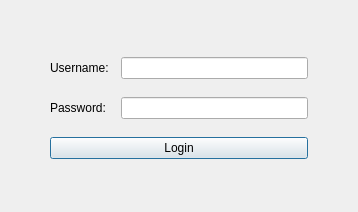
Above: ArcApp/loginprompt.ui from Arc-Project/Arc before the change. Below: the same form after it.
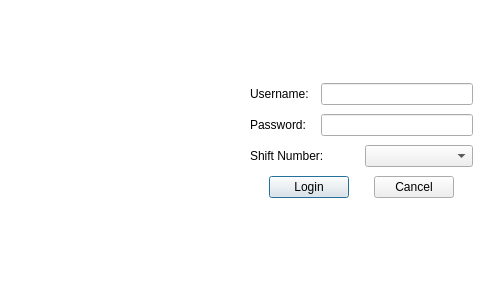
That is the form after the change. Icons and pictures are not drawn.

Commit message: styled login, dashboard, buttons

The edit to the form file:
```diff
--- a/ArcApp/loginprompt.ui
+++ b/ArcApp/loginprompt.ui
@@ -6,26 +6,110 @@
    <rect>
     <x>0</x>
     <y>0</y>
-    <width>358</width>
-    <height>212</height>
+    <width>494</width>
+    <height>296</height>
    </rect>
   </property>
+  <property name="sizePolicy">
+   <sizepolicy hsizetype="Fixed" vsizetype="Fixed">
+    <horstretch>0</horstretch>
+    <verstretch>0</verstretch>
+   </sizepolicy>
+  </property>
+  <property name="minimumSize">
+   <size>
+    <width>494</width>
+    <height>296</height>
+   </size>
+  </property>
+  <property name="maximumSize">
+   <size>
+    <width>494</width>
+    <height>296</height>
+   </size>
+  </property>
   <property name="windowTitle">
-   <string>Dialog</string>
+   <string>Login</string>
+  </property>
+  <property name="styleSheet">
+   <string notr="true">QDialog#LoginPrompt {
+	background-color: white;
+}</string>
+  </property>
+  <widget class="QLabel" name="logo">
+   <property name="geometry">
+    <rect>
+     <x>11</x>
+     <y>20</y>
+     <width>209</width>
+     <height>242</height>
+    </rect>
+   </property>
+   <property name="minimumSize">
+    <size>
+     <width>209</width>
+     <height>242</height>
+    </size>
+   </property>
+   <property name="maximumSize">
+    <size>
+     <width>209</width>
+     <height>242</height>
+    </size>
+   </property>
+   <property name="styleSheet">
+    <string notr="true">image: url(:/qss_icons/img/logo.png);</string>
+   </property>
+   <property name="text">
+    <string/>
+   </property>
+  </widget>
+  <widget class="QLabel" name="label_LoginError">
+   <property name="geometry">
+    <rect>
+     <x>11</x>
+     <y>269</y>
+     <width>471</width>
+     <height>16</height>
+    </rect>
+   </property>
+   <property name="maximumSize">
+    <size>
+     <width>16777215</width>
+     <height>20</height>
+    </size>
+   </property>
+   <property name="font">
+    <font>
+     <weight>75</weight>
+     <bold>true</bold>
+    </font>
+   </property>
+   <property name="styleSheet">
+    <string notr="true">QLabel#label_LoginError{
+	color:red;
+}</string>
+   </property>
+   <property name="text">
+    <string/>
+   </property>
+   <property name="textFormat">
+    <enum>Qt::PlainText</enum>
+   </property>
+   <property name="alignment">
+    <set>Qt::AlignCenter</set>
+   </property>
+  </widget>
+  <widget class="QWidget" name="layoutWidget">
+   <property name="geometry">
+    <rect>
+     <x>250</x>
+     <y>80</y>
+     <width>223</width>
+     <height>125</height>
+    </rect>
   </property>
   <layout class="QVBoxLayout" name="verticalLayout">
-   <property name="leftMargin">
-    <number>50</number>
-   </property>
-   <property name="topMargin">
-    <number>45</number>
-   </property>
-   <property name="rightMargin">
-    <number>50</number>
-   </property>
-   <property name="bottomMargin">
-    <number>2</number>
-   </property>
    <item>
     <layout class="QHBoxLayout" name="horizontalLayout">
      <item>
@@ -71,42 +155,82 @@
     </layout>
    </item>
    <item>
-    <widget class="QPushButton" name="pushButton">
+     <layout class="QHBoxLayout" name="horizontalLayout_4">
+      <item>
+       <widget class="QLabel" name="label_4">
+        <property name="minimumSize">
+         <size>
+          <width>62</width>
+          <height>0</height>
+         </size>
+        </property>
      <property name="text">
-      <string>Login</string>
+         <string>Shift Number:</string>
      </property>
     </widget>
    </item>
    <item>
-    <widget class="QLabel" name="label_LoginError">
+       <widget class="QComboBox" name="comboBox">
+        <property name="sizePolicy">
+         <sizepolicy hsizetype="Fixed" vsizetype="Fixed">
+          <horstretch>0</horstretch>
+          <verstretch>0</verstretch>
+         </sizepolicy>
+        </property>
+        <property name="minimumSize">
+         <size>
+          <width>62</width>
+          <height>0</height>
+         </size>
+        </property>
      <property name="maximumSize">
       <size>
-       <width>16777215</width>
-       <height>20</height>
-      </size>
-     </property>
-     <property name="font">
-      <font>
-       <weight>75</weight>
-       <bold>true</bold>
-      </font>
-     </property>
+          <width>141</width>
+          <height>16777215</height>
+         </size>
+        </property>
+        <property name="baseSize">
+         <size>
+          <width>0</width>
+          <height>0</height>
+         </size>
+        </property>
+       </widget>
+      </item>
+     </layout>
+    </item>
+    <item>
+     <layout class="QHBoxLayout" name="horizontalLayout_3">
+      <item>
+       <widget class="QPushButton" name="btn_login">
+        <property name="sizePolicy">
+         <sizepolicy hsizetype="Fixed" vsizetype="Fixed">
+          <horstretch>0</horstretch>
+          <verstretch>0</verstretch>
+         </sizepolicy>
+        </property>
      <property name="text">
-      <string/>
-     </property>
-     <property name="alignment">
-      <set>Qt::AlignCenter</set>
-     </property>
+         <string>Login</string>
+        </property>
+       </widget>
+      </item>
+      <item>
+       <widget class="QPushButton" name="btn_cancelLogin">
+        <property name="sizePolicy">
+         <sizepolicy hsizetype="Fixed" vsizetype="Fixed">
+          <horstretch>0</horstretch>
+          <verstretch>0</verstretch>
+         </sizepolicy>
+        </property>
+        <property name="text">
+         <string>Cancel</string>
+        </property>
     </widget>
    </item>
   </layout>
-  <zorder>pushButton</zorder>
-  <zorder>label_2</zorder>
-  <zorder>label_3</zorder>
-  <zorder>lineEdit_Uname</zorder>
-  <zorder>lineEdit_Pw</zorder>
-  <zorder>lineEdit_Uname</zorder>
-  <zorder>label_3</zorder>
+    </item>
+   </layout>
+  </widget>
   <zorder>label_LoginError</zorder>
  </widget>
  <resources/>
```
Left out of the diff: 2 changed lines with no effect on the pictures. Lines whose indentation alone changed are shown as unchanged. The commit also changes 58 other files.
